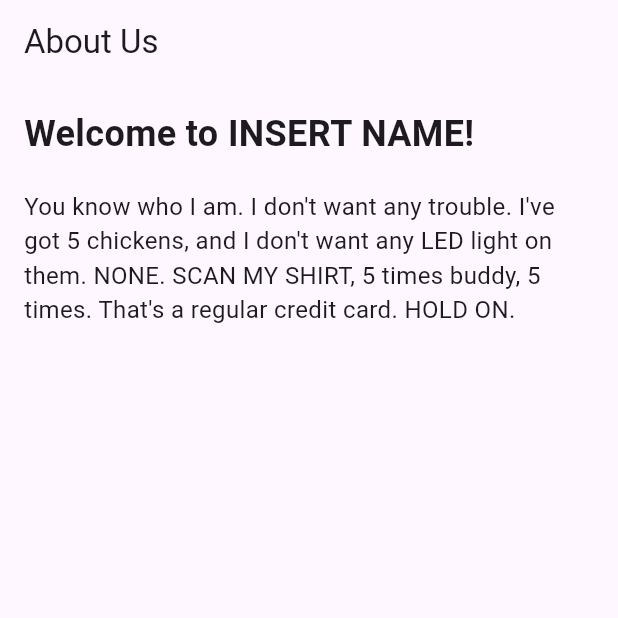
After one commit to ThomasD0213/macro-tracker, a Flutter app: the AboutPage screen opened directly, on a phone screen of 412 x 824 dp, the top half of it. The commit adds this screen. Run offline on Flutter 3.47's test engine with Material 3 defaults, Android fonts, the phone set to English and light mode, and no system bars; our stand-ins replace percent_indicator, sqflite; accounts and stored records are empty.

Commit message:
worked on about page and user profile page

```diff
--- /dev/null
+++ b/lib/ios_view/aboutpage.dart
@@ -0,0 +1,55 @@
+import 'package:flutter/material.dart';
+
+void main() {
+  runApp(MyApp());
+}
+
+class MyApp extends StatelessWidget {
+  @override
+  Widget build(BuildContext context) {
+    return MaterialApp(
+      debugShowCheckedModeBanner: false,
+      home: AboutPage(),
+    );
+  }
+}
+
+class AboutPage extends StatelessWidget {
+  @override
+  Widget build(BuildContext context) {
+    return Scaffold(
+      appBar: AppBar(
+        title: Text("About Us"),
+        elevation: 0,
+      ),
+      body: Padding(
+        padding: const EdgeInsets.all(16.0),
+        child: Column(
+          crossAxisAlignment: CrossAxisAlignment.start,
+          children: [
+            Text(
+              "Welcome to INSERT NAME!",
+              style: TextStyle(fontSize: 24, fontWeight: FontWeight.bold),
+            ),
+            SizedBox(height: 20),
+            Text(
+              "You know who I am. I don't want any trouble. I've got 5 chickens, and I don't want any LED light on them. NONE. SCAN MY SHIRT, 5 times buddy, 5 times. That's a regular credit card. HOLD ON.",
+              style: TextStyle(fontSize: 16),
+            ),
+          ],
+        ),
+      ),
+      bottomNavigationBar: BottomNavigationBar(
+        items: [
+          BottomNavigationBarItem(icon: Icon(Icons.home), label: ""),
+          BottomNavigationBarItem(icon: Icon(Icons.calendar_today), label: ""),
+          BottomNavigationBarItem(icon: Icon(Icons.add_circle), label: ""),
+          BottomNavigationBarItem(icon: Icon(Icons.notifications), label: ""),
+          BottomNavigationBarItem(icon: Icon(Icons.person), label: ""),
+        ],
+        showSelectedLabels: false,
+        showUnselectedLabels: false,
+      ),
+    );
+  }
+}
--- a/lib/ios:view/homepage.dart
+++ b/lib/ios_view/homepage.dart
@@ -34,7 +34,7 @@ class HomeScreen extends StatelessWidget {
               child: CircularPercentIndicator(
                 radius: 120.0,
                 lineWidth: 15.0,
-                percent: 0.75, // 75% progress
+                percent: 0.75, // 75% progress will change once we have actual values to trach
                 center: Column(
                   mainAxisAlignment: MainAxisAlignment.center,
                   children: [
@@ -77,7 +77,7 @@ class HomeScreen extends StatelessWidget {
         items: [
           BottomNavigationBarItem(icon: Icon(Icons.home), label: ""),
           BottomNavigationBarItem(icon: Icon(Icons.calendar_today), label: ""),
-          BottomNavigationBarItem(icon: Icon(Icons.add_circle, size: 35), label: ""),
+          BottomNavigationBarItem(icon: Icon(Icons.add_circle), label: ""),
           BottomNavigationBarItem(icon: Icon(Icons.notifications), label: ""),
           BottomNavigationBarItem(icon: Icon(Icons.person), label: ""),
         ],
--- a/pubspec.yaml
+++ b/pubspec.yaml
@@ -30,6 +30,7 @@ environment:
 dependencies:
   flutter:
     sdk: flutter
+  percent_indicator: ^4.2.2
 
   # The following adds the Cupertino Icons font to your application.
   # Use with the CupertinoIcons class for iOS style icons.
```
Also changed, not shown: lib/ios_view/userprofile.dart (added, +17 -0 lines), 3 other files.
